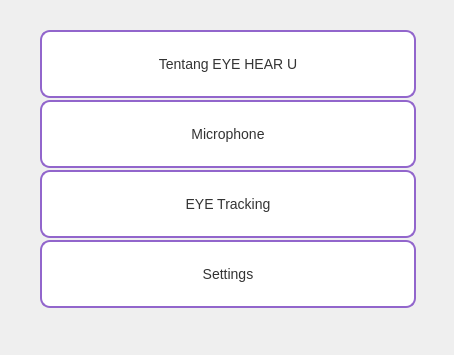
The window that card.ui (febrianrahmana/h4h-keffinn) describes before a commit, drawn with Qt 5.
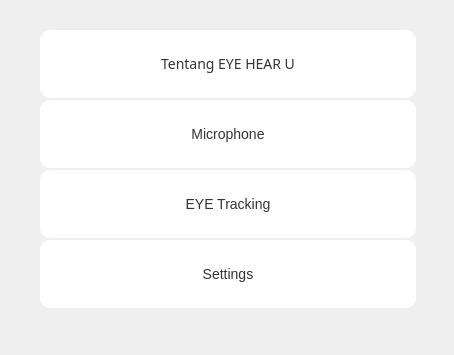
The same window after the commit. Icons and pictures are not drawn.

Commit message: card settings

```diff
--- a/card.ui
+++ b/card.ui
@@ -22,11 +22,17 @@
      <height>68</height>
     </rect>
    </property>
+   <property name="font">
+    <font>
+     <family>Nunito,sans-serif</family>
+     <pointsize>-1</pointsize>
+     <kerning>true</kerning>
+    </font>
+   </property>
    <property name="styleSheet">
     <string notr="true">QPushButton {
     background-color: white;
     border-radius: 10px;
-    border: 2px solid #9266CC;
     font-family: 'Nunito', sans-serif;
     font-size: 14px;
     color: #333333;
@@ -63,7 +69,6 @@
     <string notr="true">QPushButton {
     background-color: white;
     border-radius: 10px;
-    border: 2px solid #9266CC;
     font-family: 'Nunito', sans-serif;
     font-size: 14px;
     color: #333333;
@@ -100,7 +105,6 @@
     <string notr="true">QPushButton {
     background-color: white;
     border-radius: 10px;
-    border: 2px solid #9266CC;
     font-family: 'Nunito', sans-serif;
     font-size: 14px;
     color: #333333;
@@ -137,7 +141,6 @@
     <string notr="true">QPushButton {
     background-color: white;
     border-radius: 10px;
-    border: 2px solid #9266CC;
     font-family: 'Nunito', sans-serif;
     font-size: 14px;
     color: #333333;
```
Left out of the diff: 61 changed lines with no effect on the pictures. The commit also changes 2 other files.
